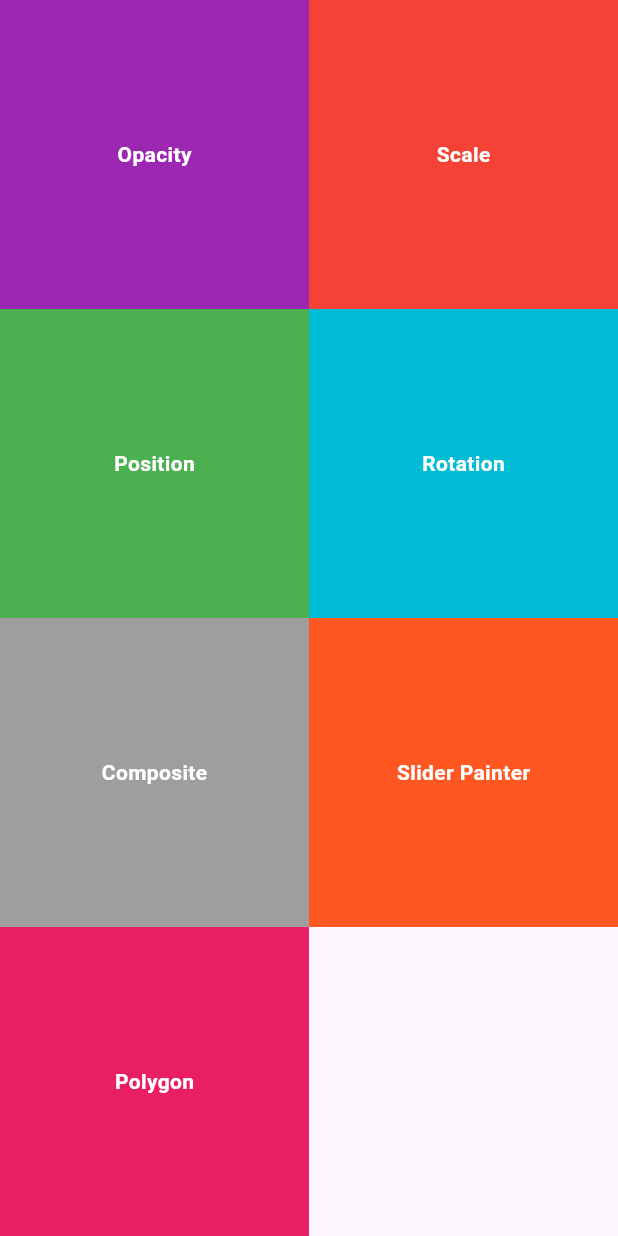
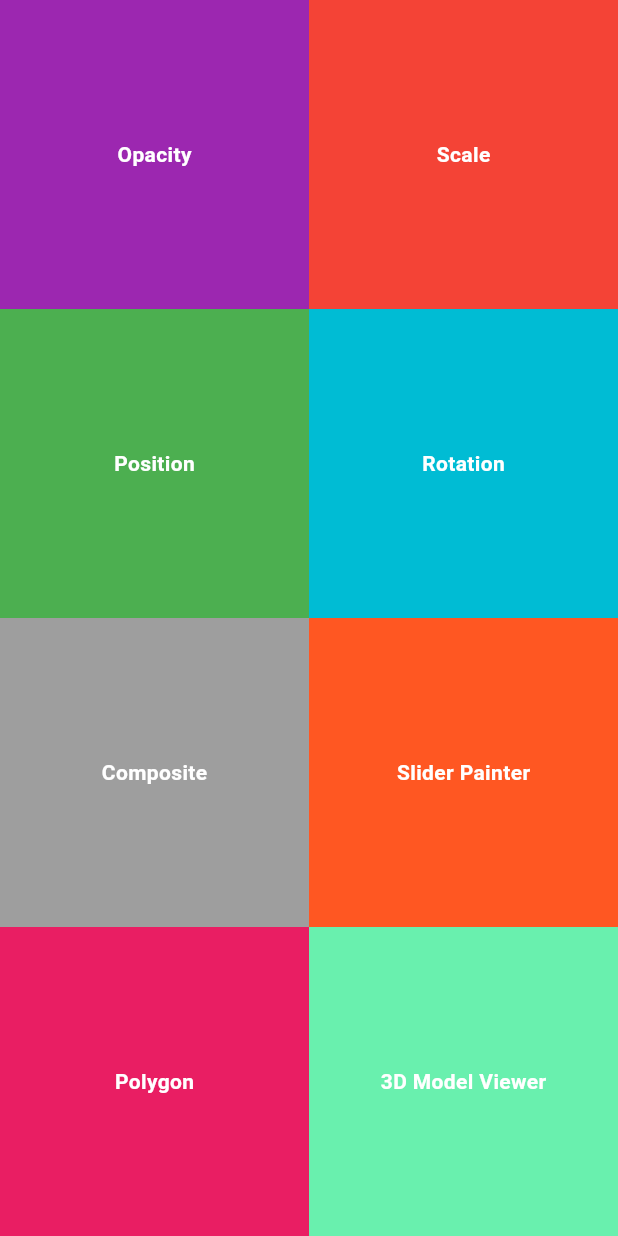
Before and after one commit to shervin-h/flutter_animations, a Flutter app: the screen it shows after launch, on a phone screen of 412 x 824 dp. Run offline on Flutter 3.47's test engine with Material 3 defaults, Android fonts, the phone set to English and light mode, and no system bars; missing offline and left inert: model_viewer_plus.

Commit message:
update(app): add 3d model viewer   - add `model_viewer_plus: ^1.7.0` dependency   - add `3d_model_viewer.dart`   - update `AndroidManifest.xml`   - update `build.gradle` in app module   - update `index.html` in web module   - update `info.plist` in ios module   - update `main.dart`, `screens.dart` & `menu_screen.dart`

```diff
--- a/lib/main.dart
+++ b/lib/main.dart
@@ -1,11 +1,4 @@
-import 'package:animations/screens/animations/composite_animations_screen.dart';
-import 'package:animations/screens/animations/opacity_animation_screen.dart';
-import 'package:animations/screens/animations/position_animation_screen.dart';
-import 'package:animations/screens/animations/rotate_animation_screen.dart';
-import 'package:animations/screens/animations/scale_animation_screen.dart';
-import 'package:animations/screens/menu_screen.dart';
-import 'package:animations/screens/painters/painter.dart';
-import 'package:animations/screens/painters/polygon_painter.dart';
+import 'package:animations/screens/screens.dart';
 import 'package:flutter/material.dart';
 
 void main() {
@@ -38,6 +31,7 @@ class MyApp extends StatelessWidget {
             const CompositeAnimationScreen(),
         PainterScreen.routeName: (context) => const PainterScreen(),
         PolygonScreen.routeName: (context) => const PolygonScreen(),
+        ModelViewerScreen.routeName: (context) => const ModelViewerScreen(),
       },
     );
   }
--- a/lib/screens/menu_screen.dart
+++ b/lib/screens/menu_screen.dart
@@ -70,6 +70,14 @@ class MenuScreen extends StatelessWidget {
               title: 'Polygon',
               color: Colors.pink,
             ),
+            GridItem(
+              onTap: () {
+                Navigator.of(context)
+                    .pushNamed(ModelViewerScreen.routeName);
+              },
+              title: '3D Model Viewer',
+              color: Colors.greenAccent,
+            ),
           ],
         ),
       ),
--- a/lib/screens/screens.dart
+++ b/lib/screens/screens.dart
@@ -6,3 +6,4 @@ export 'package:animations/screens/animations/rotate_animation_screen.dart';
 export 'package:animations/screens/animations/composite_animations_screen.dart';
 export 'package:animations/screens/painters/painter.dart';
 export 'package:animations/screens/painters/polygon_painter.dart';
+export 'package:animations/screens/3d_model_viewer.dart';
--- a/pubspec.yaml
+++ b/pubspec.yaml
@@ -35,6 +35,7 @@ dependencies:
   # The following adds the Cupertino Icons font to your application.
   # Use with the CupertinoIcons class for iOS style icons.
   cupertino_icons: ^1.0.2
+  model_viewer_plus: ^1.7.0
 
 dev_dependencies:
   flutter_test:
```
Also changed, not shown: lib/screens/3d_model_viewer.dart (added, +29 -0 lines), pubspec.lock, 9 other files.
